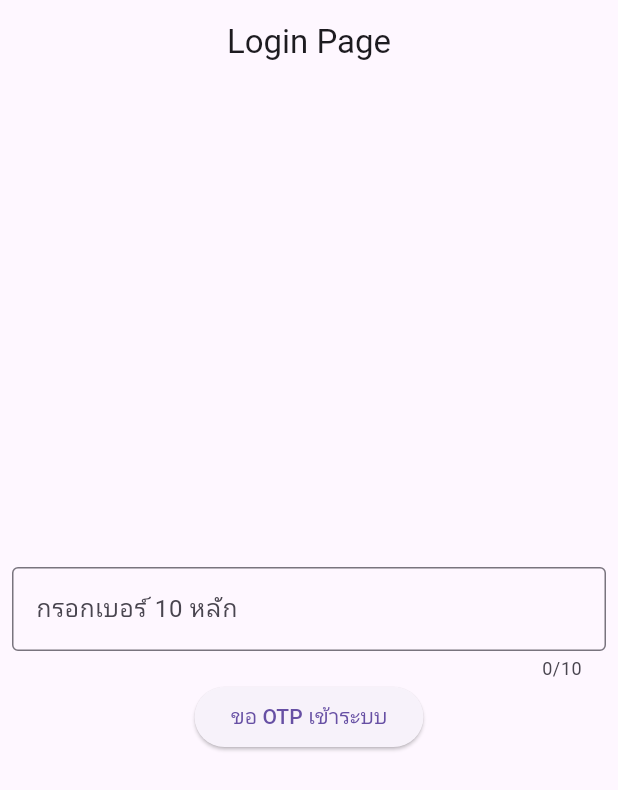
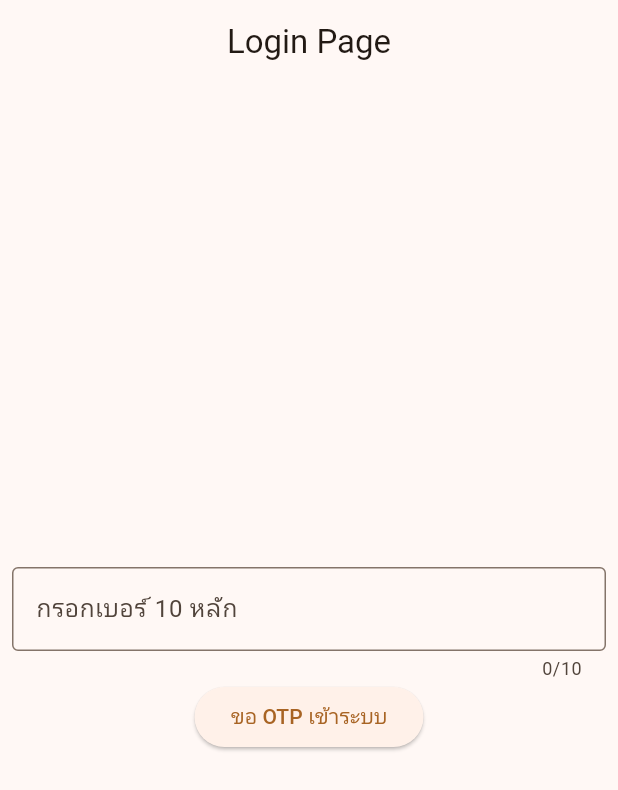
Before and after one commit to supagonava/flutter-pos-app, a Flutter app: the screen it shows after launch, after a tap on "ขอ OTP เข้าระบบ", on a phone screen of 412 x 824 dp. Shown: the top 790 px of the screen. Run offline on Flutter 3.47's test engine with Material 3 defaults, Android fonts, the light colour scheme and no system bars; our stand-ins replace bloc, equatable, firebase_auth, firebase_core, flutter_bloc, google_fonts and 1 more; missing offline and left inert: dart:ffi; accounts and stored records are empty; network calls fail; Roboto replaces fonts that are missing (Mali).

Commit message:
feat: Add pos page

```diff
--- a/lib/main.dart
+++ b/lib/main.dart
@@ -1,3 +1,4 @@
+import 'package:dimsummaster/src/posshop/index.dart';
 import 'package:dimsummaster/src/signin/signin_bloc.dart';
 import 'package:flutter/material.dart';
 import 'package:flutter_bloc/flutter_bloc.dart';
@@ -13,5 +14,6 @@ void main() async {
   );
   runApp(MultiBlocProvider(providers: [
     BlocProvider(create: (context) => SigninBloc()),
+    BlocProvider(create: (context) => PosshopBloc()),
   ], child: MyApp()));
 }
--- a/lib/src/app.dart
+++ b/lib/src/app.dart
@@ -1,21 +1,41 @@
+import 'package:flutter/material.dart';
+import 'package:google_fonts/google_fonts.dart';
+import 'package:dimsummaster/src/posshop/posshop_view.dart';
 import 'package:dimsummaster/src/signin/signin_view.dart';
-import 'package:flutter/material.dart';
+
+const defaultButtonTextStyle = TextStyle(fontSize: 12);
 
 class MyApp extends StatelessWidget {
-  const MyApp({
-    super.key,
-  });
+  const MyApp({super.key});
 
   @override
   Widget build(BuildContext context) {
     return MaterialApp(
       debugShowCheckedModeBanner: false,
       restorationScopeId: 'app',
+      theme: ThemeData(
+        useMaterial3: true,
+        colorScheme: ColorScheme.fromSeed(
+          seedColor: Color(0xFFA86424),
+          brightness: Brightness.light,
+          primary: Color(0xFFA86424),
+          secondary: Color(0xFFFFEA00),
+          background: Color(0xFFFFFFFF),
+          onPrimary: Color(0xFFFFFFFF),
+        ),
+        fontFamily: GoogleFonts.mali().fontFamily,
+        textTheme: GoogleFonts.maliTextTheme(
+          Theme.of(context).textTheme,
+        ),
+      ),
       onGenerateRoute: (RouteSettings routeSettings) {
         return MaterialPageRoute<void>(
           settings: routeSettings,
           builder: (BuildContext context) {
-            return const SignInView();
+            if (routeSettings.name == SignInView.routeName) {
+              return const SignInView();
+            }
+            return const PosShopView();
           },
         );
       },
--- /dev/null
+++ b/lib/src/posshop/posshop_view.dart
@@ -0,0 +1,95 @@
+import 'package:dimsummaster/src/app.dart';
+import 'package:dimsummaster/src/posshop/index.dart';
+import 'package:dimsummaster/src/signin/signin_view.dart';
+import 'package:flutter/material.dart';
+import 'package:firebase_auth/firebase_auth.dart';
+import "package:flutter_bloc/flutter_bloc.dart";
+
+class PosShopView extends StatelessWidget {
+  static const routeName = "/home";
+  const PosShopView({super.key});
+
+  @override
+  Widget build(BuildContext context) {
+    return StreamBuilder<User?>(
+        stream: FirebaseAuth.instance.authStateChanges(),
+        builder: (context, snapshot) {
+          if (snapshot.connectionState == ConnectionState.active) {
+            // Check if the user is logged in
+            if (snapshot.data == null) {
+              // User is not logged in, redirect to login
+              WidgetsBinding.instance.addPostFrameCallback((_) {
+                Navigator.of(context).pushReplacementNamed(SignInView.routeName);
+              });
+            }
+            // User is logged in, show the main screen
+            return POSScreenView();
+          }
+
+          // Waiting for authentication state to be available
+          return Scaffold(
+            body: Center(child: CircularProgressIndicator()),
+          );
+        });
+  }
+}
+
+class POSScreenView extends StatelessWidget {
+  const POSScreenView({
+    super.key,
+  });
+
+  @override
+  Widget build(BuildContext context) {
+    // var pageSize = MediaQuery.sizeOf(context);
+
+    void signOutUser() async {
+      try {
+        await FirebaseAuth.instance.signOut();
+        print("User signed out successfully");
+        WidgetsBinding.instance.addPostFrameCallback((_) => Navigator.of(context).pushNamedAndRemoveUntil(SignInView.routeName, (route) => false));
+      } catch (e) {
+        print("Error signing out: $e");
+      }
+    }
+
+    return BlocListener<PosshopBloc, PosshopState>(
+        listener: (context, state) {},
+        child: BlocBuilder<PosshopBloc, PosshopState>(builder: (context, state) {
+          String title = 'หน้าขายหลัก';
+          Widget pageBody = Center(child: Text("State ${state.toString()}..."));
+          List<Widget> appBarActions = [];
+
+          if (state is InitialState) {
+            title = 'กรุเลือกสาขาร้านก่อน';
+            Widget shopHeaderWidgets = Padding(
+                padding: const EdgeInsets.all(4),
+                child: SingleChildScrollView(
+                    scrollDirection: Axis.horizontal,
+                    child: Row(
+                        children: List.generate(
+                            SHOP_BRANCH.length,
+                            (index) => SizedBox(
+                                width: 150,
+                                child: Padding(
+                                  padding: const EdgeInsets.symmetric(vertical: 1, horizontal: 2),
+                                  child: ElevatedButton(
+                                      onPressed: () => 0,
+                                      child: Text(
+                                        "${SHOP_BRANCH[index].name}",
+                                        overflow: TextOverflow.fade,
+                                        style: defaultButtonTextStyle,
+                                      )),
+                                ))))));
+            pageBody = SingleChildScrollView(child: Column(children: [shopHeaderWidgets]));
+          } else if (state is POSSellState) {
+            appBarActions = [
+              IconButton(onPressed: () => signOutUser(), icon: Icon(Icons.settings, color: Colors.black54)),
+              IconButton(onPressed: () => signOutUser(), icon: Icon(Icons.exit_to_app_outlined, color: Colors.amber.shade500)),
+            ];
+          }
+
+          return Scaffold(appBar: AppBar(title: Text(title), actions: appBarActions), body: pageBody);
+        }));
+  }
+}
--- a/lib/src/signin/signin_bloc.dart
+++ b/lib/src/signin/signin_bloc.dart
@@ -9,9 +9,23 @@ class SigninBloc extends Bloc<SigninEvent, SigninState> {
 
   SigninBloc() : super(SigninInitial()) {
     on<VerifyPhoneNumber>(verifyPhoneNumber);
+    on<SignInWithOTP>(signInWithOTP);
   }
 
-  Future<void> verifyPhoneNumber(VerifyPhoneNumber event, Emitter<SigninState> emit) async {
+  signInWithOTP(SignInWithOTP event, Emitter<SigninState> emit) async {
+    try {
+      final AuthCredential credential = PhoneAuthProvider.credential(
+        verificationId: event.verificationId,
+        smsCode: event.otp,
+      );
+      UserCredential userCredential = await auth.signInWithCredential(credential);
+      emit(SigninSuccess(userCredential.user));
+    } catch (e) {
+      emit(SigninFailure(e.toString()));
+    }
+  }
+
+  verifyPhoneNumber(VerifyPhoneNumber event, Emitter<SigninState> emit) async {
     String phoneNumber = event.phoneNumber ?? '';
     if (phoneNumber.startsWith("0")) {
       phoneNumber = "+66${phoneNumber.substring(1)}";
--- a/lib/src/signin/signin_event.dart
+++ b/lib/src/signin/signin_event.dart
@@ -16,8 +16,8 @@ class VerifyPhoneNumber extends SigninEvent {
 }
 
 class SignInWithOTP extends SigninEvent {
-  final String? otp; // Making otp nullable
-  final String? verificationId; // Making verificationId nullable
+  final String otp; // Making otp nullable
+  final String verificationId; // Making verificationId nullable
 
   const SignInWithOTP(this.otp, this.verificationId);
 
--- a/lib/src/signin/signin_view.dart
+++ b/lib/src/signin/signin_view.dart
@@ -1,8 +1,10 @@
+import 'package:dimsummaster/src/posshop/posshop_view.dart';
 import 'package:flutter/material.dart';
 import 'package:flutter_bloc/flutter_bloc.dart';
 import 'index.dart';
 
 class SignInView extends StatelessWidget {
+  static const routeName = "/signin";
   const SignInView({super.key});
 
   @override
@@ -15,8 +17,9 @@ class SignInView extends StatelessWidget {
       listener: (context, state) {
         if (state is SigninSuccess) {
           Navigator.of(context).pushReplacementNamed('/');
+        } else if (state is SigninSuccess) {
+          Navigator.of(context).pushNamedAndRemoveUntil(PosShopView.routeName, (route) => false);
         }
-        // Handle other states like error state or code sent state if needed
       },
       child: Scaffold(
         appBar: AppBar(
@@ -41,7 +44,7 @@ class SignInView extends StatelessWidget {
                           decoration: InputDecoration(border: OutlineInputBorder(), labelText: "กรอก OTP"),
                         ),
                         ElevatedButton(
-                          onPressed: () => BlocProvider.of<SigninBloc>(context).add(SignInWithOTP(otpTextInputController.text, state.verificationId)),
+                          onPressed: () => {BlocProvider.of<SigninBloc>(context).add(SignInWithOTP(otpTextInputController.text, state.verificationId))},
                           child: const Text("ยืนยัน OTP"),
                         )
                       ],
--- a/pubspec.yaml
+++ b/pubspec.yaml
@@ -11,6 +11,7 @@ environment:
 
 dependencies:
   bloc: ^8.1.2
+  cloud_firestore: ^4.13.2
   equatable: ^2.0.5
   firebase: ^9.0.3
   firebase_auth: ^4.14.0
@@ -21,6 +22,7 @@ dependencies:
   flutter_localizations:
     sdk: flutter
   fluttertoast: ^8.2.4
+  google_fonts: ^4.0.4
   provider: ^6.1.1
   rename: ^3.0.1
   rxdart: ^0.27.7
```
Also changed, not shown: lib/src/posshop/index.dart (added, +45 -0 lines), lib/src/posshop/posshop_bloc.dart (added, +8 -0 lines), lib/src/posshop/posshop_event.dart (added, +62 -0 lines), lib/src/posshop/posshop_model.dart (added, +24 -0 lines), lib/src/posshop/posshop_state.dart (added, +31 -0 lines), pubspec.lock, 9 other files.
